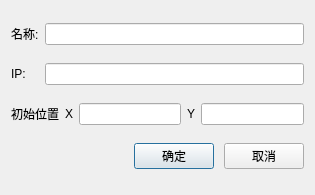
Above: UAVManage/adddevicedialog.ui from gessd/UAVManage before the change. Below: the same form after it.
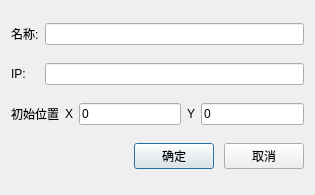
That is the form after the change.

What changed in the file:
```diff
--- a/UAVManage/adddevicedialog.ui
+++ b/UAVManage/adddevicedialog.ui
@@ -51,7 +51,11 @@
       </widget>
      </item>
      <item>
-      <widget class="QLineEdit" name="lineEditX"/>
+      <widget class="QLineEdit" name="lineEditX">
+       <property name="text">
+        <string>0</string>
+       </property>
+      </widget>
      </item>
      <item>
       <widget class="QLabel" name="label_6">
@@ -61,7 +65,11 @@
       </widget>
      </item>
      <item>
-      <widget class="QLineEdit" name="lineEditY"/>
+      <widget class="QLineEdit" name="lineEditY">
+       <property name="text">
+        <string>0</string>
+       </property>
+      </widget>
      </item>
     </layout>
    </item>
```
